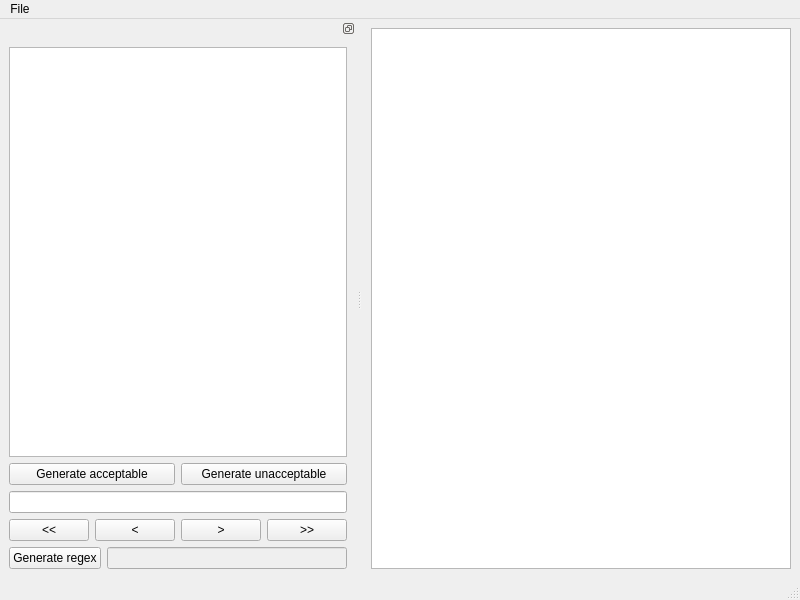
Qt form main_window.ui (Aca-S/finite-automata-toolbox) before a commit.
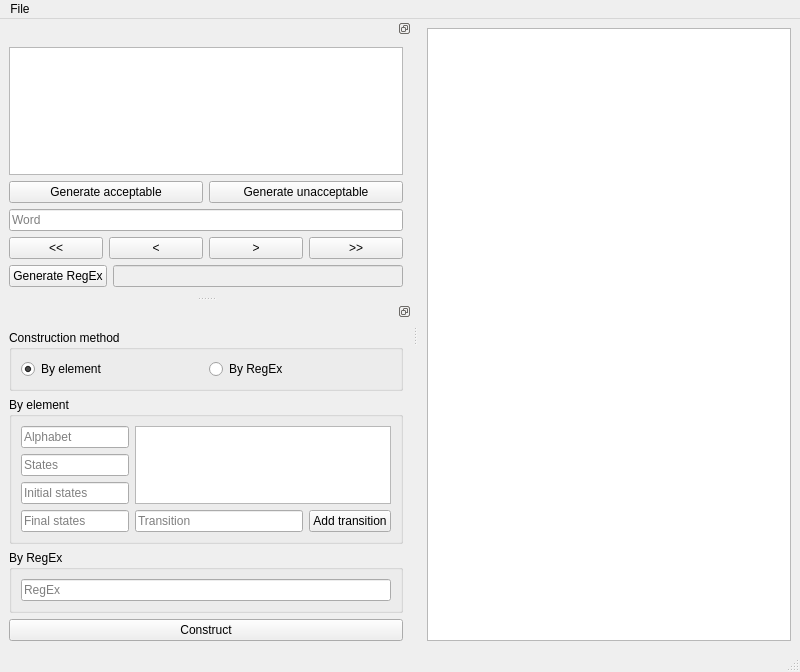
The same form after that commit.

Commit message: Mocked up initial automaton construction dock

Patch:
```diff
--- a/main_window.ui
+++ b/main_window.ui
@@ -7,7 +7,7 @@
     <x>0</x>
     <y>0</y>
     <width>800</width>
-    <height>600</height>
+    <height>672</height>
    </rect>
   </property>
   <property name="windowTitle">
@@ -74,7 +74,11 @@
         </layout>
        </item>
        <item>
-        <widget class="QLineEdit" name="test_word_le"/>
+        <widget class="QLineEdit" name="test_word_le">
+         <property name="placeholderText">
+          <string>Word</string>
+         </property>
+        </widget>
        </item>
        <item>
         <layout class="QHBoxLayout" name="test_word_btn_layout">
@@ -113,7 +117,7 @@
          <item>
           <widget class="QPushButton" name="generate_regex_btn">
            <property name="text">
-            <string>Generate regex</string>
+            <string>Generate RegEx</string>
            </property>
           </widget>
          </item>
@@ -131,6 +135,147 @@
     </layout>
    </widget>
   </widget>
+  <widget class="QDockWidget" name="construction_dock">
+   <property name="features">
+    <set>QDockWidget::DockWidgetFloatable|QDockWidget::DockWidgetMovable</set>
+   </property>
+   <attribute name="dockWidgetArea">
+    <number>1</number>
+   </attribute>
+   <widget class="QWidget" name="construction_dock_contents">
+    <layout class="QVBoxLayout" name="verticalLayout_6">
+     <item>
+      <layout class="QVBoxLayout" name="construction_dock_layout">
+       <item>
+        <widget class="QGroupBox" name="construction_method_gb">
+         <property name="title">
+          <string>Construction method</string>
+         </property>
+         <layout class="QHBoxLayout" name="horizontalLayout_7">
+          <item>
+           <layout class="QHBoxLayout" name="construction_method_layout">
+            <item>
+             <widget class="QRadioButton" name="by_element_rb">
+              <property name="text">
+               <string>By element</string>
+              </property>
+              <property name="checked">
+               <bool>true</bool>
+              </property>
+             </widget>
+            </item>
+            <item>
+             <widget class="QRadioButton" name="by_regex_rb">
+              <property name="text">
+               <string>By RegEx</string>
+              </property>
+             </widget>
+            </item>
+           </layout>
+          </item>
+         </layout>
+        </widget>
+       </item>
+       <item>
+        <widget class="QGroupBox" name="construction_by_element_gb">
+         <property name="title">
+          <string>By element</string>
+         </property>
+         <layout class="QGridLayout" name="gridLayout_5">
+          <item row="0" column="0">
+           <layout class="QGridLayout" name="construction_by_element_layout">
+            <item row="3" column="0">
+             <widget class="QLineEdit" name="final_states_le">
+              <property name="placeholderText">
+               <string>Final states</string>
+              </property>
+             </widget>
+            </item>
+            <item row="0" column="0">
+             <widget class="QLineEdit" name="alphabet_le">
+              <property name="placeholderText">
+               <string>Alphabet</string>
+              </property>
+             </widget>
+            </item>
+            <item row="2" column="0">
+             <widget class="QLineEdit" name="initial_states_le">
+              <property name="placeholderText">
+               <string>Initial states</string>
+              </property>
+             </widget>
+            </item>
+            <item row="1" column="0">
+             <widget class="QLineEdit" name="states_le">
+              <property name="placeholderText">
+               <string>States</string>
+              </property>
+             </widget>
+            </item>
+            <item row="0" column="1" rowspan="3">
+             <widget class="QListWidget" name="transition_list"/>
+            </item>
+            <item row="3" column="1">
+             <layout class="QHBoxLayout" name="transition_layout">
+              <item>
+               <widget class="QLineEdit" name="transition_le">
+                <property name="placeholderText">
+                 <string>Transition</string>
+                </property>
+               </widget>
+              </item>
+              <item>
+               <widget class="QPushButton" name="transition_btn">
+                <property name="text">
+                 <string>Add transition</string>
+                </property>
+               </widget>
+              </item>
+             </layout>
+            </item>
+           </layout>
+          </item>
+         </layout>
+        </widget>
+       </item>
+       <item>
+        <widget class="QGroupBox" name="construction_by_regex_gb">
+         <property name="sizePolicy">
+          <sizepolicy hsizetype="Preferred" vsizetype="Preferred">
+           <horstretch>0</horstretch>
+           <verstretch>0</verstretch>
+          </sizepolicy>
+         </property>
+         <property name="title">
+          <string>By RegEx</string>
+         </property>
+         <layout class="QHBoxLayout" name="horizontalLayout_10">
+          <item>
+           <layout class="QHBoxLayout" name="construction_by_regex_layout">
+            <item>
+             <widget class="QLineEdit" name="regex_construction_le">
+              <property name="placeholderText">
+               <string>RegEx</string>
+              </property>
+             </widget>
+            </item>
+           </layout>
+          </item>
+         </layout>
+        </widget>
+       </item>
+       <item>
+        <widget class="QPushButton" name="construct_btn">
+         <property name="text">
+          <string>Construct</string>
+         </property>
+        </widget>
+       </item>
+      </layout>
+     </item>
+    </layout>
+   </widget>
+  </widget>
  </widget>
  <resources/>
  <connections/>
```
